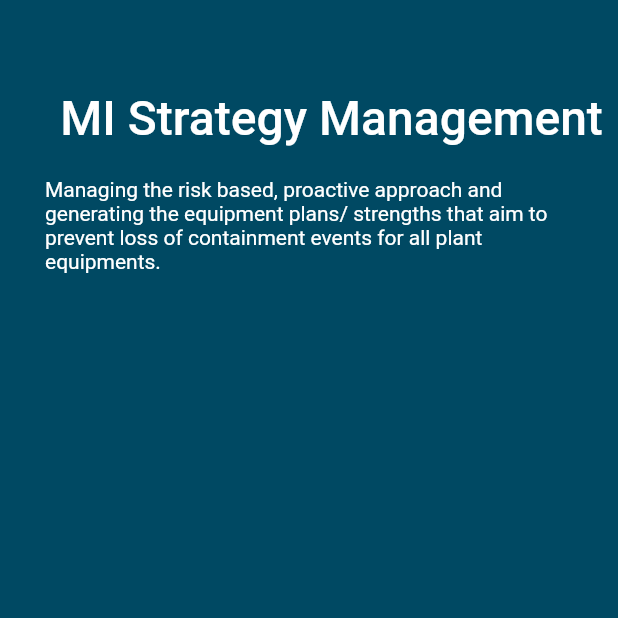
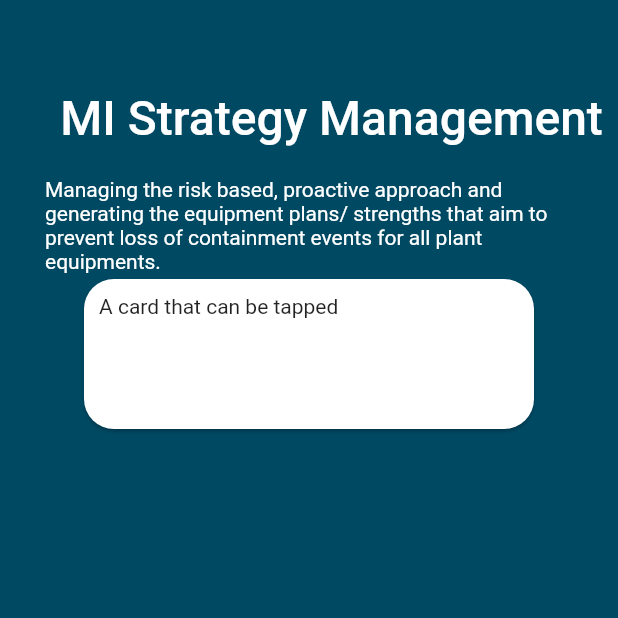
Before and after one commit to SonQBChau/brand_root_solution, a Flutter app: the screen it shows after launch, on a phone screen of 412 x 824 dp, the top half of it. Run offline on Flutter 3.47's test engine with Material 2 defaults, Android fonts, the phone set to English and light mode, and no system bars; our stand-ins replace charts_flutter; missing offline and left inert: animator.

Commit message:
Update mi_strategy_page.dart

```diff
--- a/lib/screens/mi_strategy_page.dart
+++ b/lib/screens/mi_strategy_page.dart
@@ -33,10 +33,28 @@ class MiStrategyPage extends StatelessWidget {
                 style: TextStyle(
                   color: Colors.white,
                   fontSize: 14,
-//                  fontWeight: FontWeight.w500,
+
                 ),
               ),
             ),
+
+      Center(
+        child: Card(
+          shape: RoundedRectangleBorder(borderRadius: BorderRadius.circular(20.0)),
+          child: InkWell(
+            splashColor: Colors.blue.withAlpha(30),
+            onTap: () {
+              print('Card tapped.');
+            },
+            child: Container(
+              width: 300,
+              height: 100,
+              padding: EdgeInsets.symmetric(vertical: 10, horizontal: 10),
+              child: Text('A card that can be tapped'),
+            ),
+          ),
+        ),
+      ),
 
 
           ],
```
